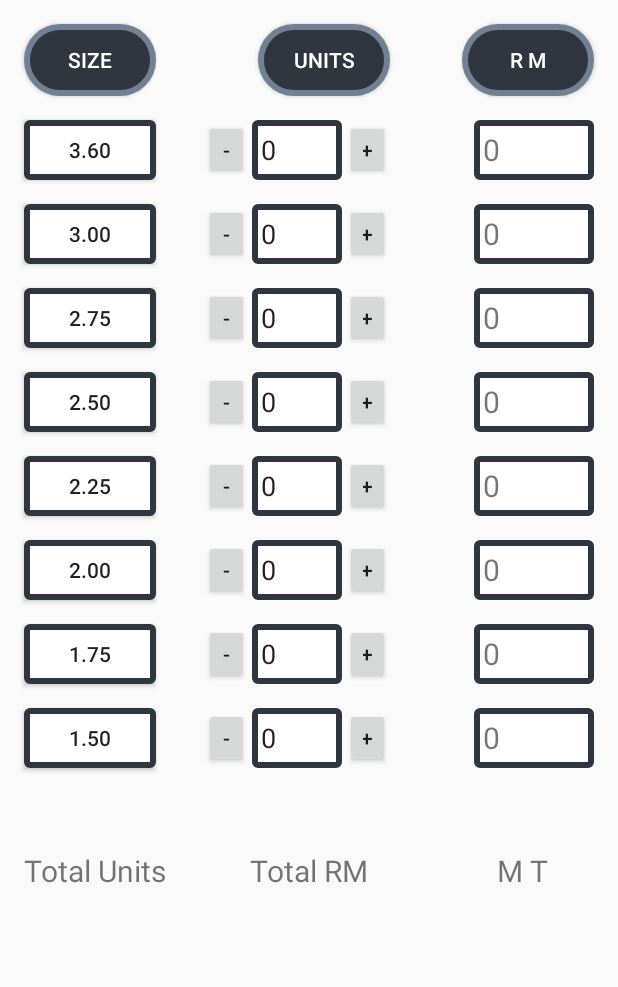
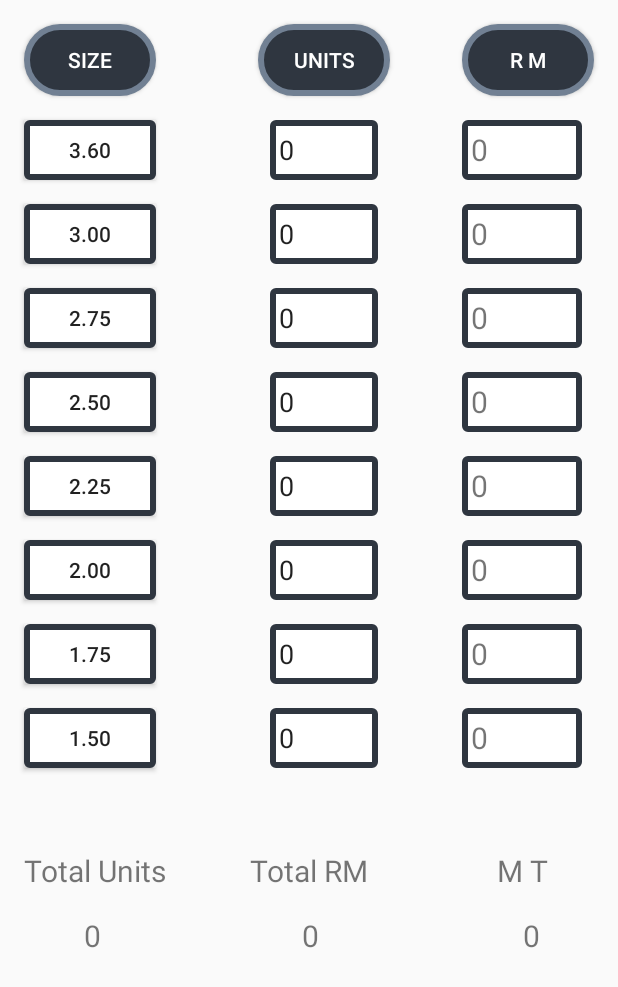
Before and after one commit to IshanRTripathi/JCPSKCalculator, an Android app: the screen it shows after launch (MainActivity), on a phone screen of 412 x 824 dp. Shown: the top 987 px of the screen. Run offline under Robolectric (Android 15) with nearby library versions, the phone set to English and light mode, and no system bars.

Commit message:
1)Rewrote the whole code 2)Adjusted Views and deleted buttons 3)Fixed all bugs

```diff
--- a/app/src/main/res/layout/activity_main.xml
+++ b/app/src/main/res/layout/activity_main.xml
@@ -4,8 +4,7 @@
     xmlns:tools="http://schemas.android.com/tools"
     android:layout_width="match_parent"
     android:layout_height="match_parent"
-    tools:context=".MainActivity"
-    tools:ignore="LabelFor">
+    tools:context=".MainActivity">
 
     <Button
         android:id="@+id/sizeButton"
@@ -53,34 +52,37 @@
         android:id="@+id/button360"
         android:layout_width="wrap_content"
         android:layout_height="40dp"
-        android:layout_marginStart="16dp"
         android:layout_marginTop="16dp"
         android:background="@drawable/button_inputs_bg"
         android:text="@string/_3_60"
-        app:layout_constraintStart_toStartOf="parent"
+        app:layout_constraintEnd_toEndOf="@+id/sizeButton"
+        app:layout_constraintStart_toStartOf="@+id/sizeButton"
         app:layout_constraintTop_toBottomOf="@+id/sizeButton" />
 
     <EditText
         android:id="@+id/et360"
-        android:layout_width="60dp"
-        android:layout_height="0dp"
-        android:layout_marginStart="64dp"
+        android:layout_width="0dp"
+        android:layout_height="40dp"
+        android:layout_marginEnd="8dp"
+        android:layout_marginStart="8dp"
+        android:layout_marginTop="8dp"
         android:background="@drawable/button_inputs_bg"
         android:ems="10"
-        android:tag="8"
         android:inputType="number"
         android:padding="6dp"
+        android:tag="8"
         android:text="@string/zero"
         app:layout_constraintBottom_toBottomOf="@+id/button360"
-        app:layout_constraintStart_toEndOf="@+id/button360"
-        app:layout_constraintTop_toTopOf="@+id/button360"
-        app:layout_constraintVertical_bias="0.0" />
+        app:layout_constraintEnd_toEndOf="@+id/unitsButton"
+        app:layout_constraintStart_toStartOf="@+id/unitsButton"
+        app:layout_constraintTop_toBottomOf="@+id/unitsButton"
+        app:layout_constraintVertical_bias="1.0" />
 
     <TextView
         android:id="@+id/tv360"
         android:layout_width="80dp"
         android:layout_height="0dp"
-        android:layout_marginStart="44dp"
+        android:layout_marginEnd="8dp"
         android:background="@drawable/button_inputs_bg"
         android:ems="10"
         android:padding="6dp"
@@ -89,7 +91,7 @@
         app:layout_constraintBottom_toBottomOf="@+id/et360"
         app:layout_constraintEnd_toEndOf="@+id/rmButton"
         app:layout_constraintHorizontal_bias="1.0"
-        app:layout_constraintStart_toEndOf="@+id/et360"
+        app:layout_constraintStart_toStartOf="@+id/rmButton"
         app:layout_constraintTop_toTopOf="@+id/et360"
         app:layout_constraintVertical_bias="0.0" />
 
@@ -107,19 +109,18 @@
 
     <EditText
         android:id="@+id/et300"
-        android:layout_width="60dp"
+        android:layout_width="0dp"
         android:layout_height="0dp"
-        android:layout_marginStart="40dp"
         android:background="@drawable/button_inputs_bg"
         android:ems="10"
-        android:tag="7"
         android:inputType="number"
         android:padding="6dp"
+        android:tag="7"
         android:text="@string/zero"
         app:layout_constraintBottom_toBottomOf="@+id/button300"
         app:layout_constraintEnd_toEndOf="@+id/et360"
         app:layout_constraintHorizontal_bias="1.0"
-        app:layout_constraintStart_toEndOf="@+id/button300"
+        app:layout_constraintStart_toStartOf="@+id/et360"
         app:layout_constraintTop_toTopOf="@+id/button300"
         app:layout_constraintVertical_bias="0.0" />
 
@@ -154,19 +155,18 @@
 
     <EditText
         android:id="@+id/et275"
-        android:layout_width="60dp"
+        android:layout_width="0dp"
         android:layout_height="0dp"
-        android:layout_marginStart="40dp"
         android:background="@drawable/button_inputs_bg"
         android:ems="10"
+        android:inputType="number"
+        android:padding="6dp"
         android:tag="6"
         android:text="@string/zero"
-        android:inputType="number"
-        android:padding="6dp"
         app:layout_constraintBottom_toBottomOf="@+id/button275"
         app:layout_constraintEnd_toEndOf="@+id/et360"
         app:layout_constraintHorizontal_bias="1.0"
-        app:layout_constraintStart_toEndOf="@+id/button275"
+        app:layout_constraintStart_toStartOf="@+id/et300"
         app:layout_constraintTop_toTopOf="@+id/button275"
         app:layout_constraintVertical_bias="0.0" />
 
@@ -201,19 +201,17 @@
 
     <EditText
         android:id="@+id/et250"
-        android:layout_width="60dp"
+        android:layout_width="0dp"
         android:layout_height="0dp"
-        android:layout_marginStart="40dp"
         android:background="@drawable/button_inputs_bg"
         android:ems="10"
+        android:inputType="number"
+        android:padding="6dp"
         android:tag="5"
         android:text="@string/zero"
-        android:inputType="number"
-        android:padding="6dp"
         app:layout_constraintBottom_toBottomOf="@+id/button250"
         app:layout_constraintEnd_toEndOf="@+id/et360"
-        app:layout_constraintHorizontal_bias="1.0"
-        app:layout_constraintStart_toEndOf="@+id/button250"
+        app:layout_constraintStart_toStartOf="@+id/et275"
         app:layout_constraintTop_toTopOf="@+id/button250"
         app:layout_constraintVertical_bias="0.0" />
 
@@ -248,19 +246,18 @@
 
     <EditText
         android:id="@+id/et225"
-        android:layout_width="60dp"
+        android:layout_width="0dp"
         android:layout_height="0dp"
-        android:layout_marginStart="40dp"
         android:background="@drawable/button_inputs_bg"
         android:ems="10"
+        android:inputType="number"
+        android:padding="6dp"
         android:tag="4"
         android:text="@string/zero"
-        android:inputType="number"
-        android:padding="6dp"
         app:layout_constraintBottom_toBottomOf="@+id/button225"
         app:layout_constraintEnd_toEndOf="@+id/et360"
         app:layout_constraintHorizontal_bias="1.0"
-        app:layout_constraintStart_toEndOf="@+id/button225"
+        app:layout_constraintStart_toStartOf="@+id/et250"
         app:layout_constraintTop_toTopOf="@+id/button225"
         app:layout_constraintVertical_bias="0.0" />
 
@@ -295,19 +292,17 @@
 
     <EditText
         android:id="@+id/et200"
-        android:layout_width="60dp"
+        android:layout_width="0dp"
         android:layout_height="0dp"
-        android:layout_marginStart="40dp"
         android:background="@drawable/button_inputs_bg"
         android:ems="10"
+        android:inputType="number"
+        android:padding="6dp"
         android:tag="3"
         android:text="@string/zero"
-        android:inputType="number"
-        android:padding="6dp"
         app:layout_constraintBottom_toBottomOf="@+id/button200"
         app:layout_constraintEnd_toEndOf="@+id/et360"
-        app:layout_constraintHorizontal_bias="1.0"
-        app:layout_constraintStart_toEndOf="@+id/button200"
+        app:layout_constraintStart_toStartOf="@+id/et225"
         app:layout_constraintTop_toTopOf="@+id/button200" />
 
     <TextView
@@ -342,19 +337,18 @@
 
     <EditText
         android:id="@+id/et175"
-        android:layout_width="60dp"
+        android:layout_width="0dp"
         android:layout_height="0dp"
-        android:layout_marginStart="40dp"
         android:background="@drawable/button_inputs_bg"
         android:ems="10"
+        android:inputType="number"
+        android:padding="6dp"
         android:tag="2"
         android:text="@string/zero"
-        android:inputType="number"
-        android:padding="6dp"
         app:layout_constraintBottom_toBottomOf="@+id/button175"
         app:layout_constraintEnd_toEndOf="@+id/et360"
         app:layout_constraintHorizontal_bias="1.0"
-        app:layout_constraintStart_toEndOf="@+id/button175"
+        app:layout_constraintStart_toStartOf="@+id/et200"
         app:layout_constraintTop_toTopOf="@+id/button175"
         app:layout_constraintVertical_bias="0.0" />
 
@@ -388,19 +382,18 @@
 
     <EditText
         android:id="@+id/et150"
-        android:layout_width="60dp"
+        android:layout_width="0dp"
         android:layout_height="0dp"
-        android:layout_marginStart="40dp"
         android:background="@drawable/button_inputs_bg"
         android:ems="10"
+        android:inputType="number"
+        android:padding="6dp"
         android:tag="1"
         android:text="@string/zero"
-        android:inputType="number"
-        android:padding="6dp"
         app:layout_constraintBottom_toBottomOf="@+id/button150"
         app:layout_constraintEnd_toEndOf="@+id/et360"
         app:layout_constraintHorizontal_bias="1.0"
-        app:layout_constraintStart_toEndOf="@+id/button150"
+        app:layout_constraintStart_toStartOf="@+id/et175"
         app:layout_constraintTop_toTopOf="@+id/button150"
         app:layout_constraintVertical_bias="1.0" />
 
@@ -421,8 +414,8 @@
         app:layout_constraintTop_toTopOf="@+id/et150"
         app:layout_constraintVertical_bias="0.0" />
 
-    <Button
-        android:id="@+id/b1"
+    <!--<Button
+        android:id="@+id/b6"
         android:layout_width="30dp"
         android:layout_height="40dp"
         android:layout_marginStart="2dp"
@@ -432,7 +425,7 @@
         app:layout_constraintTop_toTopOf="@+id/et275" />
 
     <Button
-        android:id="@+id/b2"
+        android:id="@+id/b1"
         android:layout_width="30dp"
         android:layout_height="40dp"
         android:layout_marginEnd="2dp"
@@ -446,7 +439,7 @@
         app:layout_constraintVertical_bias="0.0" />
 
     <Button
-        android:id="@+id/b3"
+        android:id="@+id/b5"
         android:layout_width="30dp"
         android:layout_height="40dp"
         android:layout_marginEnd="2dp"
@@ -456,7 +449,7 @@
         app:layout_constraintTop_toTopOf="@+id/et275" />
 
     <Button
-        android:id="@+id/b4"
+        android:id="@+id/b7"
         android:layout_width="30dp"
         android:layout_height="40dp"
         android:layout_marginEnd="2dp"
@@ -466,7 +459,7 @@
         app:layout_constraintTop_toTopOf="@+id/et250" />
 
     <Button
-        android:id="@+id/b5"
+        android:id="@+id/b3"
         android:layout_width="30dp"
         android:layout_height="40dp"
         android:layout_marginEnd="2dp"
@@ -477,7 +470,7 @@
         app:layout_constraintVertical_bias="0.0" />
 
     <Button
-        android:id="@+id/b6"
+        android:id="@+id/b9"
         android:layout_width="30dp"
         android:layout_height="40dp"
         android:layout_marginEnd="2dp"
@@ -487,7 +480,7 @@
         app:layout_constraintTop_toTopOf="@+id/et225" />
 
     <Button
-        android:id="@+id/b7"
+        android:id="@+id/b15"
         android:layout_width="30dp"
         android:layout_height="40dp"
         android:layout_marginEnd="2dp"
@@ -497,7 +490,7 @@
         app:layout_constraintTop_toTopOf="@+id/et150" />
 
     <Button
-        android:id="@+id/b8"
+        android:id="@+id/b11"
         android:layout_width="30dp"
         android:layout_height="40dp"
         android:layout_marginEnd="2dp"
@@ -507,7 +500,7 @@
         app:layout_constraintTop_toTopOf="@+id/et200" />
 
     <Button
-        android:id="@+id/b9"
+        android:id="@+id/b13"
         android:layout_width="30dp"
         android:layout_height="40dp"
         android:layout_marginEnd="2dp"
@@ -517,7 +510,7 @@
         app:layout_constraintTop_toTopOf="@+id/et175" />
 
     <Button
-        android:id="@+id/b10"
+        android:id="@+id/b2"
         android:layout_width="30dp"
         android:layout_height="40dp"
         android:layout_marginEnd="8dp"
@@ -531,7 +524,7 @@
         app:layout_constraintVertical_bias="0.0" />
 
     <Button
-        android:id="@+id/b11"
+        android:id="@+id/b4"
         android:layout_width="30dp"
         android:layout_height="40dp"
         android:layout_marginStart="2dp"
@@ -541,7 +534,7 @@
         app:layout_constraintTop_toTopOf="@+id/et300" />
 
     <Button
-        android:id="@+id/b12"
+        android:id="@+id/b14"
         android:layout_width="30dp"
         android:layout_height="40dp"
         android:layout_marginStart="2dp"
@@ -551,7 +544,7 @@
         app:layout_constraintTop_toTopOf="@+id/et175" />
 
     <Button
-        android:id="@+id/b13"
+        android:id="@+id/b16"
         android:layout_width="30dp"
         android:layout_height="40dp"
         android:layout_marginStart="2dp"
@@ -561,7 +554,7 @@
         app:layout_constraintTop_toTopOf="@+id/et150" />
 
     <Button
-        android:id="@+id/b14"
+        android:id="@+id/b12"
         android:layout_width="30dp"
         android:layout_height="40dp"
         android:layout_marginStart="2dp"
@@ -571,7 +564,7 @@
         app:layout_constraintTop_toTopOf="@+id/et200" />
 
     <Button
-        android:id="@+id/b15"
+        android:id="@+id/b10"
         android:layout_width="30dp"
         android:layout_height="40dp"
         android:layout_marginStart="2dp"
@@ -581,14 +574,14 @@
         app:layout_constraintTop_toTopOf="@+id/et225" />
 
     <Button
-        android:id="@+id/b16"
+        android:id="@+id/b8"
         android:layout_width="30dp"
         android:layout_height="40dp"
         android:layout_marginStart="2dp"
         android:text="@string/plus_sign"
         app:layout_constraintBottom_toBottomOf="@+id/et250"
         app:layout_constraintStart_toEndOf="@+id/et250"
-        app:layout_constraintTop_toTopOf="@+id/et250" />
+        app:layout_constraintTop_toTopOf="@+id/et250" />-->
 
     <android.support.constraint.Guideline
         android:id="@+id/guideline"
@@ -646,7 +639,7 @@
         android:layout_marginEnd="8dp"
         android:layout_marginStart="8dp"
         android:layout_marginTop="16dp"
-        android:text=""
+        android:text="0"
         android:textSize="20sp"
         app:layout_constraintEnd_toEndOf="@+id/textView"
         app:layout_constraintHorizontal_bias="0.478"
@@ -660,7 +653,7 @@
         android:layout_marginEnd="8dp"
         android:layout_marginStart="8dp"
         android:layout_marginTop="16dp"
-        android:text=""
+        android:text="0"
         android:textSize="20sp"
         app:layout_constraintEnd_toEndOf="@+id/textView2"
         app:layout_constraintHorizontal_bias="0.52"
@@ -673,7 +666,7 @@
         android:layout_height="wrap_content"
         android:layout_marginStart="8dp"
         android:layout_marginTop="16dp"
-        android:text=""
+        android:text="0"
         android:textSize="20sp"
         app:layout_constraintEnd_toEndOf="@+id/textView3"
         app:layout_constraintHorizontal_bias="0.615"
@@ -681,4 +674,5 @@
         app:layout_constraintTop_toBottomOf="@+id/textView3" />
 
 
+
 </android.support.constraint.ConstraintLayout>
```
Also changed, not shown: app/src/main/java/com/ishanrtripathi/jcpskcalculator/MainActivity.java (+213 -358 lines).
